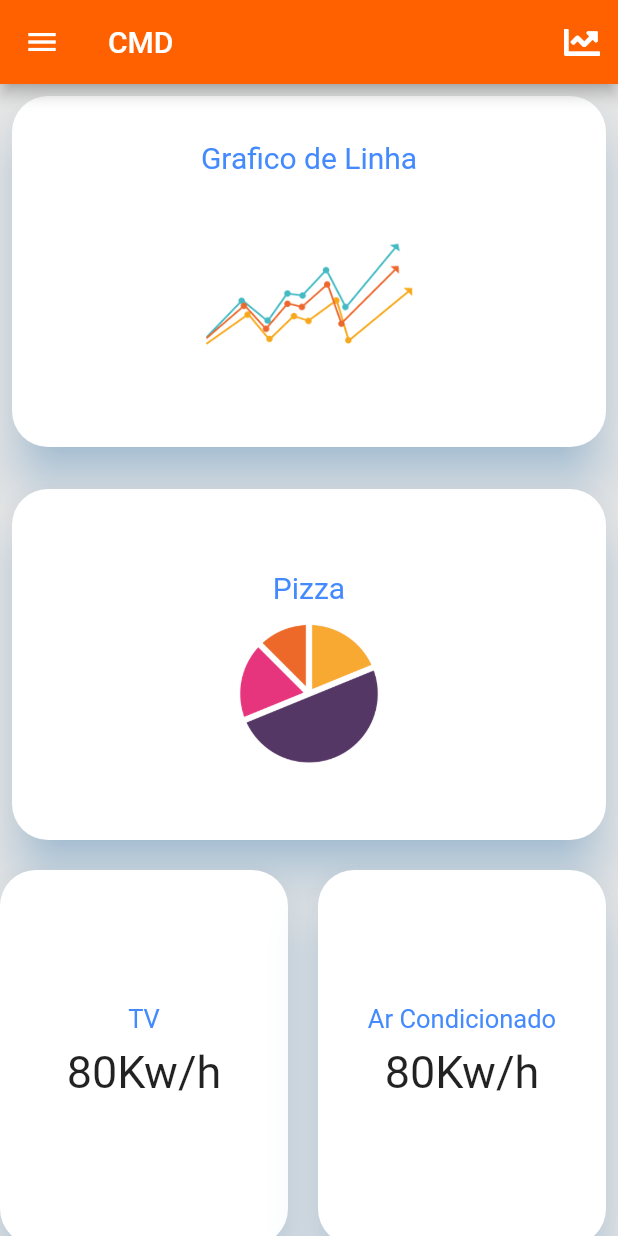
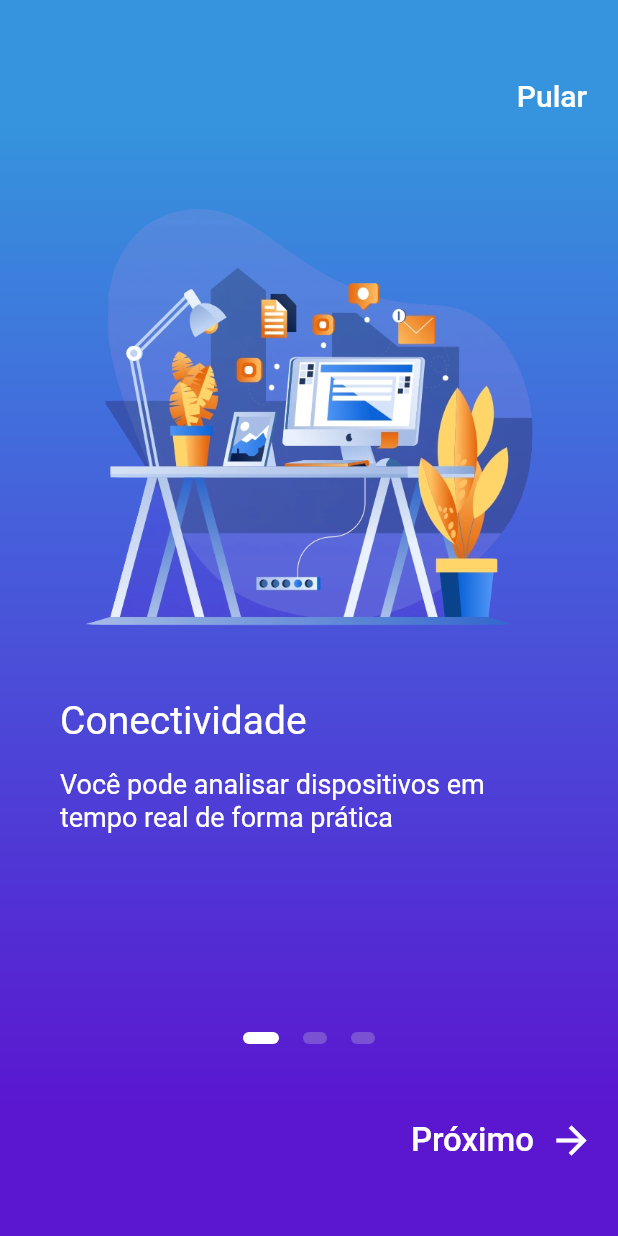
Before and after one commit to guilhermerfs00/cmds, a Flutter app: the screen it shows after launch, on a phone screen of 412 x 824 dp. Run offline on Flutter 3.47's test engine with Material 2 defaults, Android fonts, the phone set to English and light mode, and no system bars; our stand-ins replace charts_flutter, cloud_firestore, font_awesome_flutter; accounts and stored records are empty; Roboto replaces fonts that are missing (CM Sans Serif).

Commit message:
WelcomePage criada

```diff
--- a/lib/charts/linechart.dart
+++ b/lib/charts/linechart.dart
@@ -1,5 +1,6 @@
 import 'package:cloud_firestore/cloud_firestore.dart';
-import 'package:cmds/data/sensor.dart';
+import 'package:cmds/datas/sensor.dart';
+
 import 'package:flutter/material.dart';
 import 'package:charts_flutter/flutter.dart' as charts;
 
--- /dev/null
+++ b/lib/global.dart
@@ -0,0 +1,14 @@
+import 'package:flutter/material.dart';
+
+final kTitleStyle = TextStyle(
+  color: Colors.white,
+  fontFamily: 'CM Sans Serif',
+  fontSize: 26.0,
+  height: 1.5,
+);
+
+final kSubtitleStyle = TextStyle(
+  color: Colors.white,
+  fontSize: 18.0,
+  height: 1.2,
+);
--- a/lib/main.dart
+++ b/lib/main.dart
@@ -1,4 +1,4 @@
-import 'package:cmds/screens/home_screen.dart';
+import 'package:cmds/screens/welcome-screen.dart';
 import 'package:flutter/material.dart';
 
 void main() => runApp(MyApp());
@@ -10,9 +10,9 @@ class MyApp extends StatelessWidget {
       title: 'Flutter Demo',
       debugShowCheckedModeBanner: false,
       theme: ThemeData(
-        primaryColor: Color(0xffff6101),
+        primaryColor: Color(0xFF5036D5),
       ),
-      home: HomeScreen(),
+      home: WelcomeScreen(),
     );
   }
 }
--- a/lib/screens/home_screen.dart
+++ b/lib/screens/dashboard-screen.dart
@@ -3,12 +3,12 @@ import 'package:flutter/material.dart';
 import 'package:flutter_staggered_grid_view/flutter_staggered_grid_view.dart';
 import 'package:font_awesome_flutter/font_awesome_flutter.dart';
 
-class HomeScreen extends StatefulWidget {
+class DashBoardScreen extends StatefulWidget {
   @override
-  _HomeScreenState createState() => _HomeScreenState();
+  _DashBoardScreenState createState() => _DashBoardScreenState();
 }
 
-class _HomeScreenState extends State<HomeScreen> {
+class _DashBoardScreenState extends State<DashBoardScreen> {
   @override
   Widget build(BuildContext context) {
     return Scaffold(
@@ -23,7 +23,7 @@ class _HomeScreenState extends State<HomeScreen> {
           IconButton(
               icon: Icon(FontAwesomeIcons.chartLine),
               onPressed: () {
-                //
+                print('ola');
               }),
         ],
       ),
--- /dev/null
+++ b/lib/screens/welcome-screen.dart
@@ -0,0 +1,242 @@
+import 'package:cmds/global.dart';
+import 'package:cmds/screens/dashboard-screen.dart';
+import 'package:flutter/material.dart';
+import 'package:flutter/services.dart';
+
+class WelcomeScreen extends StatefulWidget {
+  @override
+  _WelcomeScreenState createState() => _WelcomeScreenState();
+}
+
+class _WelcomeScreenState extends State<WelcomeScreen> {
+  final int _numPages = 3;
+  final PageController _pageController = PageController(initialPage: 0);
+  int _currentPage = 0;
+
+  List<Widget> _buildPageIndicator() {
+    List<Widget> list = [];
+    for (int i = 0; i < _numPages; i++) {
+      list.add(i == _currentPage ? _indicator(true) : _indicator(false));
+    }
+    return list;
+  }
+
+  Widget _indicator(bool isActive) {
+    return AnimatedContainer(
+      duration: Duration(milliseconds: 150),
+      margin: EdgeInsets.symmetric(horizontal: 8.0),
+      height: 8.0,
+      width: isActive ? 24.0 : 16.0,
+      decoration: BoxDecoration(
+        color: isActive ? Colors.white : Color(0xFF7B51D3),
+        borderRadius: BorderRadius.all(Radius.circular(12)),
+      ),
+    );
+  }
+
+  @override
+  Widget build(BuildContext context) {
+    return Scaffold(
+      body: AnnotatedRegion<SystemUiOverlayStyle>(
+        value: SystemUiOverlayStyle.light,
+        child: Container(
+          decoration: BoxDecoration(
+            gradient: LinearGradient(
+              begin: Alignment.topCenter,
+              end: Alignment.bottomCenter,
+              stops: [0.1, 0.4, 0.7, 0.9],
+              colors: [
+                Color(0xFF3594DD),
+                Color(0xFF4563DB),
+                Color(0xFF5036D5),
+                Color(0xFF5B16D0),
+              ],
+            ),
+          ),
+          child: Padding(
+            padding: EdgeInsets.symmetric(vertical: 40.0),
+            child: Column(
+              crossAxisAlignment: CrossAxisAlignment.stretch,
+              children: <Widget>[
+                Container(
+                  alignment: Alignment.centerRight,
+                  child: FlatButton(
+                    onPressed: () => Navigator.of(context).pushReplacement(
+                        MaterialPageRoute(
+                            builder: (context) => DashBoardScreen())),
+                    child: Text(
+                      'Pular',
+                      style: TextStyle(
+                        color: Colors.white,
+                        fontSize: 20.0,
+                      ),
+                    ),
+                  ),
+                ),
+                Container(
+                  height: 600.0,
+                  child: PageView(
+                    physics: ClampingScrollPhysics(),
+                    controller: _pageController,
+                    onPageChanged: (int page) {
+                      setState(() {
+                        _currentPage = page;
+                      });
+                    },
+                    children: <Widget>[
+                      Padding(
+                        padding: EdgeInsets.all(40.0),
+                        child: Column(
+                          crossAxisAlignment: CrossAxisAlignment.start,
+                          children: <Widget>[
+                            Center(
+                              child: Image(
+                                image: AssetImage(
+                                  'assets/images/onboarding0.png',
+                                ),
+                                height: 300.0,
+                                width: 300.0,
+                              ),
+                            ),
+                            SizedBox(height: 30.0),
+                            Text(
+                              'Conectividade',
+                              style: kTitleStyle,
+                            ),
+                            SizedBox(height: 15.0),
+                            Text(
+                              'Você pode analisar dispositivos em tempo real de forma prática',
+                              style: kSubtitleStyle,
+                            ),
+                          ],
+                        ),
+                      ),
+                      Padding(
+                        padding: EdgeInsets.all(40.0),
+                        child: Column(
+                          crossAxisAlignment: CrossAxisAlignment.start,
+                          children: <Widget>[
+                            Center(
+                              child: Image(
+                                image: AssetImage(
+                                  'assets/images/onboarding1.png',
+                                ),
+                                height: 300.0,
+                                width: 300.0,
+                              ),
+                            ),
+                            SizedBox(height: 30.0),
+                            Text(
+                              'Gerar gráficos',
+                              style: kTitleStyle,
+                            ),
+                            SizedBox(height: 15.0),
+                            Text(
+                              'Observar gráficos em tempo real.',
+                              style: kSubtitleStyle,
+                            ),
+                          ],
+                        ),
+                      ),
+                      Padding(
+                        padding: EdgeInsets.all(40.0),
+                        child: Column(
+                          crossAxisAlignment: CrossAxisAlignment.start,
+                          children: <Widget>[
+                            Center(
+                              child: Image(
+                                image: AssetImage(
+                                  'assets/images/onboarding2.png',
+                                ),
+                                height: 300.0,
+                                width: 300.0,
+                              ),
+                            ),
+                            SizedBox(height: 30.0),
+                            Text(
+                              'IOT',
+                              style: kTitleStyle,
+                            ),
+                            SizedBox(height: 15.0),
+                            Text(
+                              'Ligue e deslige dispositivos pelo aplicativo.',
+                              style: kSubtitleStyle,
+                            ),
+                          ],
+                        ),
+                      ),
+                    ],
+                  ),
+                ),
+                Row(
+                  mainAxisAlignment: MainAxisAlignment.center,
+                  children: _buildPageIndicator(),
+                ),
+                _currentPage != _numPages - 1
+                    ? Expanded(
+                        child: Align(
+                          alignment: FractionalOffset.bottomRight,
+                          child: FlatButton(
+                            onPressed: () {
+                              _pageController.nextPage(
+                                duration: Duration(milliseconds: 500),
+                                curve: Curves.ease,
+                              );
+                            },
+                            child: Row(
+                              mainAxisAlignment: MainAxisAlignment.center,
+                              mainAxisSize: MainAxisSize.min,
+                              children: <Widget>[
+                                Text(
+                                  'Próximo',
+                                  style: TextStyle(
+                                    color: Colors.white,
+                                    fontSize: 22.0,
+                                  ),
+                                ),
+                                SizedBox(width: 10.0),
+                                Icon(
+                                  Icons.arrow_forward,
+                                  color: Colors.white,
+                                  size: 30.0,
+                                ),
+                              ],
+                            ),
+                          ),
+                        ),
+                      )
+                    : Text(''),
+              ],
+            ),
+          ),
+        ),
+      ),
+      bottomSheet: _currentPage == _numPages - 1
+          ? Container(
+              height: 100.0,
+              width: double.infinity,
+              color: Colors.white,
+              child: GestureDetector(
+                onTap: () {
+                  Navigator.of(context).pushReplacement(MaterialPageRoute(
+                      builder: (context) => DashBoardScreen()));
+                },
+                child: Center(
+                  child: Padding(
+                    padding: EdgeInsets.only(bottom: 30.0),
+                    child: Text(
+                      'Vamos lá',
+                      style: TextStyle(
+                        color: Color(0xFF5B16D0),
+                        fontSize: 20.0,
+                        fontWeight: FontWeight.bold,
+                      ),
+                    ),
+                  ),
+                ),
+              ),
+            )
+          : Text(''),
+    );
+  }
+}
```
Also changed, not shown: assets/fonts/cm_sans_serif_2012.ttf (added), assets/images/onboarding0.png (added), assets/images/onboarding1.png (added), assets/images/onboarding2.png (added).
